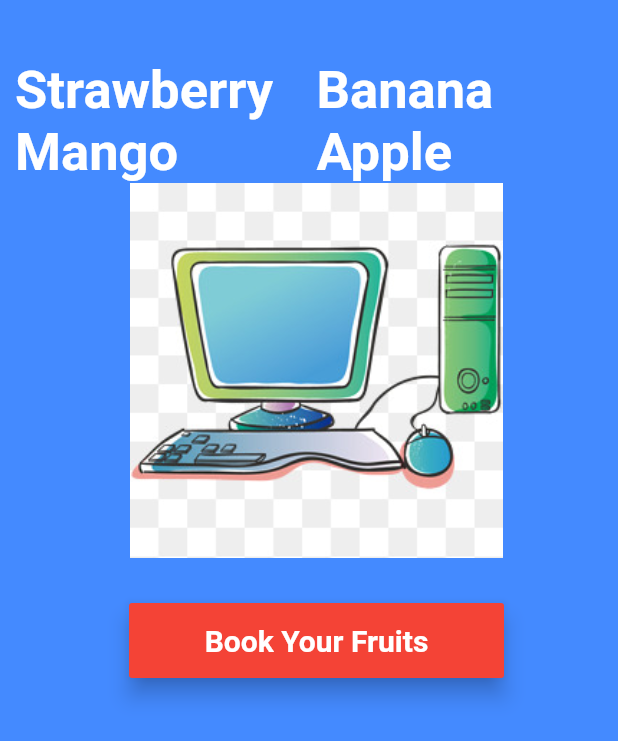
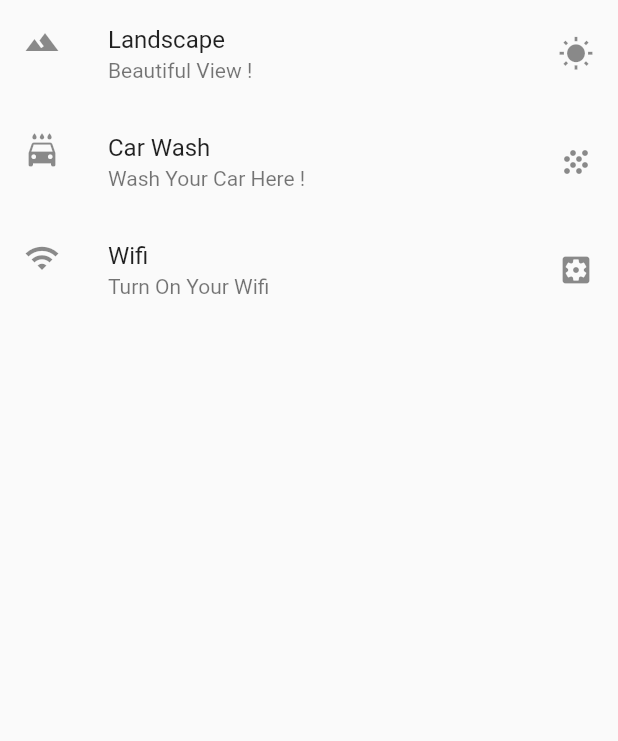
Before and after one commit to Divyansh747/Hello_flutter-app, a Flutter app: the screen it shows after launch, on a phone screen of 412 x 824 dp. Shown: the top 741 px of the screen. Run offline on Flutter 3.47's test engine with Material 2 defaults, Android fonts, the phone set to English and light mode, and no system bars; Roboto replaces fonts that are missing (Raleway).

Commit message:
Add:ListView App
This commit will add Basic ListView App

```diff
--- a/lib/app_screens/first_screen.dart
+++ /dev/null
@@ -1,124 +0,0 @@
-import 'package:flutter/material.dart';
-
-class FirstScreen extends StatelessWidget {
-  @override
-  Widget build(BuildContext context) {
-    return Center(
-        child: Container(
-            padding: EdgeInsets.only(left: 10.0, top: 40.0),
-            alignment: Alignment.center,
-            color: Colors.blueAccent,
-            child: Column(
-              children: <Widget>[
-                Row(
-                  children: <Widget>[
-                    Expanded(
-                        child: Text(
-                          "Strawberry",
-                          textDirection: TextDirection.ltr,
-                          style: TextStyle(
-                              decoration: TextDecoration.none,
-                              fontSize: 35.0,
-                              fontFamily: 'Raleway',
-                              fontWeight: FontWeight.w700,
-                              color: Colors.white),
-                        )),
-                    Expanded(
-                        child: Text(
-                          "Banana",
-                          textDirection: TextDirection.ltr,
-                          style: TextStyle(
-                              decoration: TextDecoration.none,
-                              fontSize: 35.0,
-                              fontFamily: 'Raleway',
-                              fontWeight: FontWeight.w700,
-                              color: Colors.white),
-                        )),
-                  ],
-                ),
-                Row(
-                  children: <Widget>[
-                    Expanded(
-                        child: Text(
-                          "Mango",
-                          textDirection: TextDirection.ltr,
-                          style: TextStyle(
-                              decoration: TextDecoration.none,
-                              fontSize: 35.0,
-                              fontFamily: 'Raleway',
-                              fontWeight: FontWeight.w700,
-                              color: Colors.white),
-                        )),
-                    Expanded(
-                        child: Text(
-                          "Apple",
-                          textDirection: TextDirection.ltr,
-                          style: TextStyle(
-                              decoration: TextDecoration.none,
-                              fontSize: 35.0,
-                              fontFamily: 'Raleway',
-                              fontWeight: FontWeight.w700,
-                              color: Colors.white),
-                        )),
-                  ],
-                ),
-                PcImageAsset(),
-                FruitBookButton()
-              ],
-            )));
-  }
-}
-
-class PcImageAsset extends StatelessWidget {
-
-  @override
-  Widget build(BuildContext context) {
-    AssetImage assetImage = AssetImage('images/pc.png');
-    Image image = Image(image: assetImage, width: 250.0, height: 250.0,);
-    return Container(child: image,);
-  }
-}
-
-class FruitBookButton extends StatelessWidget{
-
-  @override
-  Widget build(BuildContext context){
-    return Container(
-      margin: EdgeInsets.only(top:30.0),
-      width: 250.0,
-      height: 50.0,
-      child: RaisedButton(
-        color: Colors.red,
-        child: Text(
-            "Book Your Fruits",
-            style: TextStyle(
-            fontSize: 20.0,
-            color: Colors.white,
-            fontWeight: FontWeight.w700
-        ),
-        ),
-
-        elevation: 6.0,
-        onPressed: (){
-          bookFruit(context);
-        },
-      ),
-    );
-
-  }
-
-  void bookFruit(BuildContext context){
-    var alertDialog = AlertDialog(
-    title: Text("Fruits Booked Successfully"),
-    content: Text("Have a healthy day :)"),
-    );
-
-    showDialog(
-        context:context,
-    builder: (BuildContext context) {
-      return alertDialog;
-    }
-    );
-  }
-
-}
--- a/lib/main.dart
+++ b/lib/main.dart
@@ -1,10 +1,52 @@
 import "package:flutter/material.dart";
-import './app_screens/first_screen.dart';
+
 
 void main() {
   runApp(MaterialApp(
     debugShowCheckedModeBanner: false, //ToRemoveDebugLogo
     title: "Exploring UI widgets",
-    home: FirstScreen()
+    home: Scaffold(
+      body: getListView(),
+    ),
   ));
 }
+
+Widget getListView() {
+
+  var listView = ListView(
+    children: <Widget>[
+
+      ListTile(
+        leading:  Icon(Icons.landscape),
+        title: Text("Landscape"),
+        subtitle: Text("Beautiful View !"),
+        trailing: Icon(Icons.wb_sunny),
+        onTap: () {
+          debugPrint("Landscape tapped");
+        },
+      ),
+
+      ListTile(
+        leading:  Icon(Icons.local_car_wash),
+        title: Text("Car Wash"),
+        subtitle: Text("Wash Your Car Here !"),
+        trailing: Icon(Icons.grain),
+        onTap: () {
+          debugPrint("Car Wash tapped");
+        },
+      ),
+
+      ListTile(
+        leading:  Icon(Icons.wifi),
+        title: Text("Wifi"),
+        subtitle: Text("Turn On Your Wifi"),
+        trailing: Icon(Icons.settings_applications),
+        onTap: () {
+          debugPrint("Turning On Wifi");
+        },
+      ),
+    ],
+  );
+
+return listView;
+}
```
